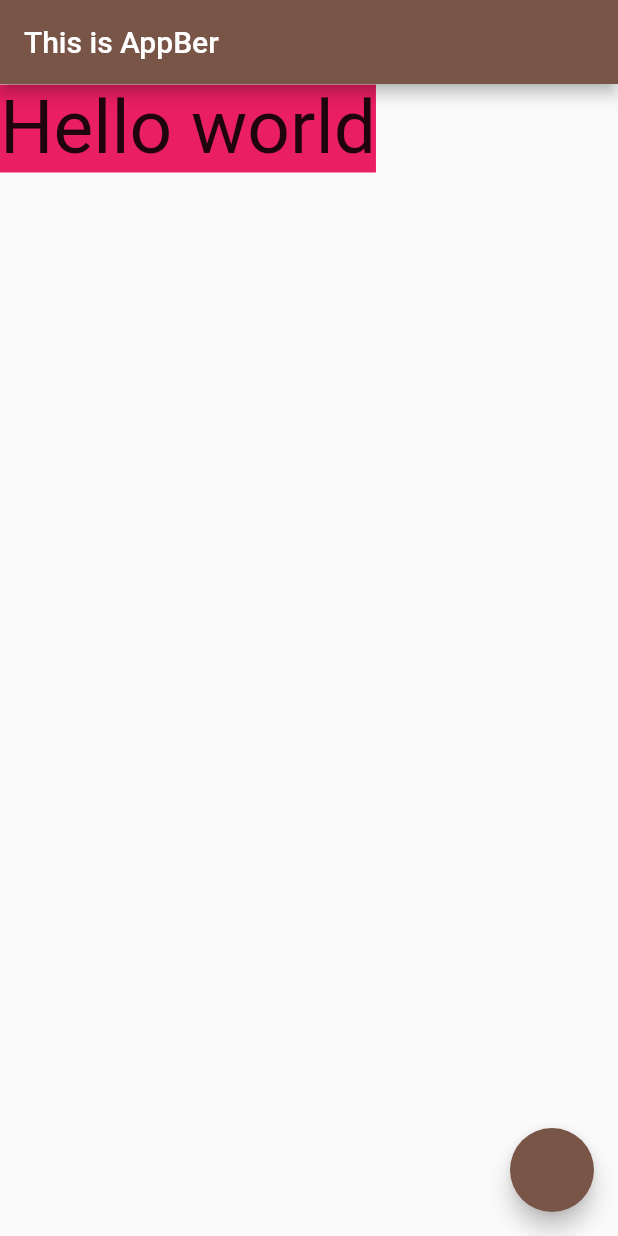
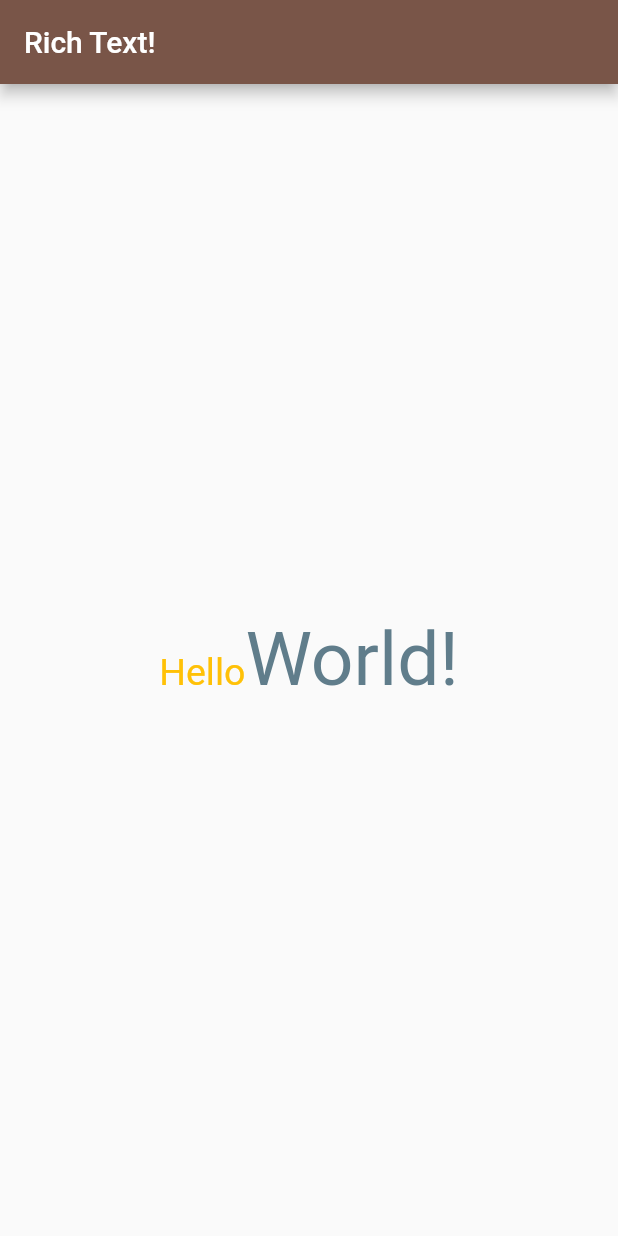
Before and after one commit to zahangiralamjp/widgets_in_classes, a Flutter app: the screen it shows after launch, on a phone screen of 412 x 824 dp. Run offline on Flutter 3.47's test engine with Material 2 defaults, Android fonts, the phone set to English and light mode, and no system bars.

Commit message:
RichText/ TextSpan

```diff
--- a/lib/main.dart
+++ b/lib/main.dart
@@ -3,7 +3,6 @@ import 'package:flutter/material.dart';
 void main(List<String> args) {
   runApp(MaterialApp(
     theme: ThemeData(primarySwatch: Colors.brown),
-    title: 'Demo App',
     home: MyApp(),
   ));
 }
@@ -12,17 +11,19 @@ class MyApp extends StatelessWidget {
   @override
   Widget build(BuildContext context) {
     return Scaffold(
-      floatingActionButton: FloatingActionButton(onPressed: null),
       appBar: AppBar(
-        title: Text('This is AppBer'),
+        title: Text('Rich Text!'),
       ),
-      body: Container(
-        child: Text(
-          "Hello world",
-          textAlign: TextAlign.right,
-          textDirection: TextDirection.rtl,
-          style: TextStyle(fontSize: 50, backgroundColor: Colors.pink),
-        ),
+      body: Center(
+        child: RichText(
+            text: TextSpan(children: [
+          TextSpan(
+              text: 'Hello',
+              style: TextStyle(color: Colors.amber, fontSize: 25)),
+          TextSpan(
+              text: 'World!',
+              style: TextStyle(color: Colors.blueGrey, fontSize: 50)),
+        ])),
       ),
     );
   }
```
